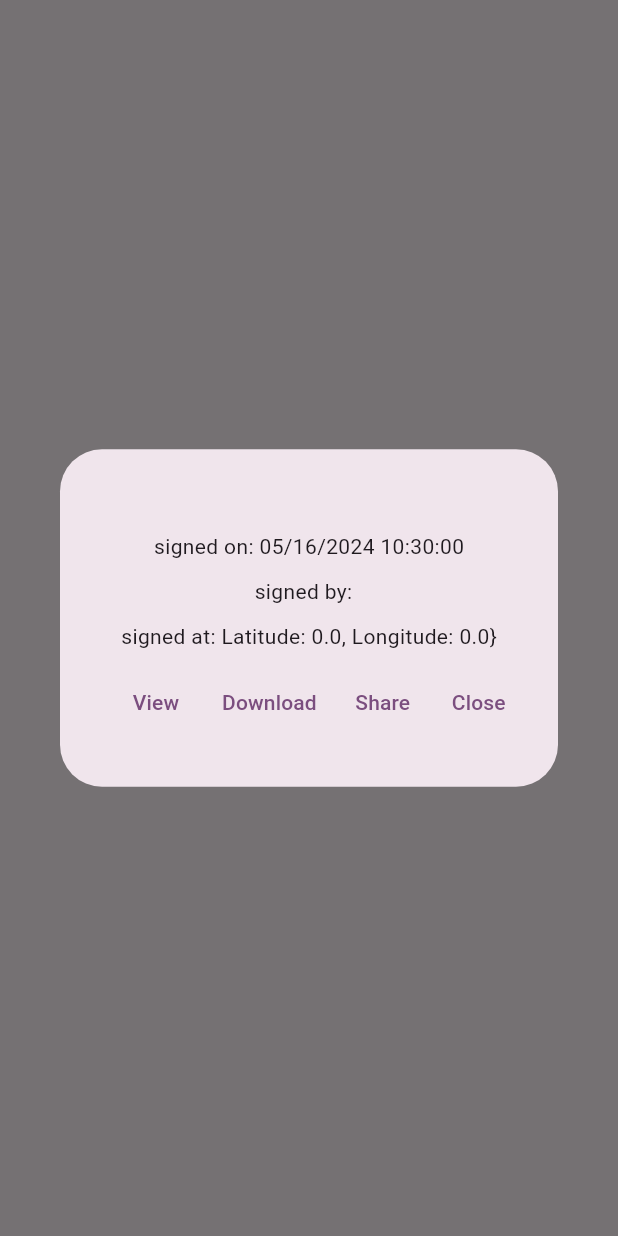
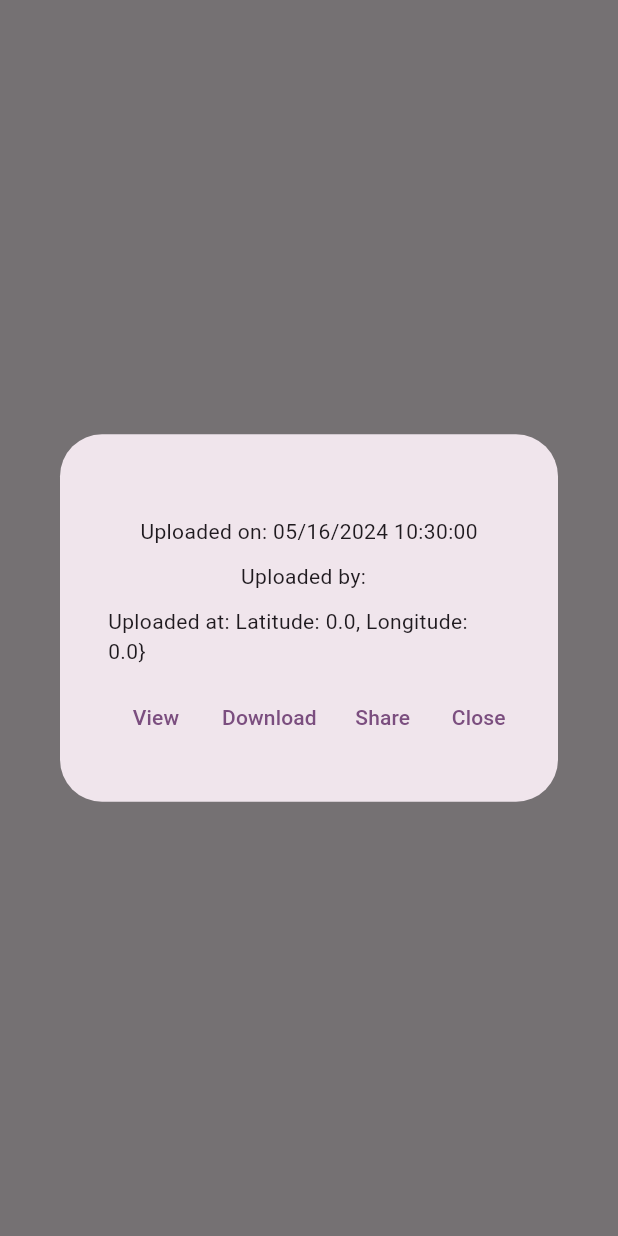
Before and after one commit to vishruth1997/Real-E-sign, a Flutter app: what showDetails() shows on an empty page, opened directly with empty values, on a phone screen of 412 x 824 dp. Run offline on Flutter 3.47's test engine with Material 3 defaults, Android fonts, the phone set to English and light mode, and no system bars; our stand-ins replace cloud_firestore, file_picker, firebase_auth, firebase_core, firebase_storage, geocoding and 2 more; missing offline and left inert: dart:html, syncfusion_flutter_pdf, syncfusion_flutter_pdfviewer, syncfusion_flutter_signaturepad; accounts and stored records are empty.

Commit message:
firestore and details update for signed/uploaded doc
doc entries now show if a pdf was signed using the app.
details show as uploaded or signed accordingly

```diff
--- a/real_e_sign/lib/pages/PDFsigner.dart
+++ b/real_e_sign/lib/pages/PDFsigner.dart
@@ -41,7 +41,7 @@ class PDFSignerState extends State<PDFSigner> {
     document.form.flattenAllFields();
     widget.pdf = Uint8List.fromList(await document.save());
     document.dispose();
-    //widget.pdfcb(widget.pdf); //set state in doc
+    widget.pdfcb(widget.pdf); //set state in doc
     setState(() {});
   }
 
--- a/real_e_sign/lib/pages/popups/show_details.dart
+++ b/real_e_sign/lib/pages/popups/show_details.dart
@@ -10,6 +10,10 @@ import 'dart:html' as html;
 
 void showDetails(signed_file sfile, DocumentReference fileref, var user,
     BuildContext context, var uid) {
+  String isSignOrUpload = 'Uploaded';
+  if(sfile.signStatus){
+    isSignOrUpload = 'Signed';
+  }
   showDialog(
       context: context,
       builder: (context) {
@@ -23,13 +27,13 @@ void showDetails(signed_file sfile, DocumentReference fileref, var user,
                 children: <Widget>[
                   Text("${sfile.file_name}"),
                   const SizedBox(height: 10),
-                  Text("signed on: ${DateFormat('MM/dd/yyyy hh:mm:ss').format(sfile.uploaded_at.toLocal())}"),
+                  Text("$isSignOrUpload on: ${DateFormat('MM/dd/yyyy hh:mm:ss').format(sfile.uploaded_at.toLocal())}"),
                   const SizedBox(height: 10),
                   Text(
-                      "signed by: ${user.get('first_name')} ${user.get('last_name')}"),
+                      "$isSignOrUpload by: ${user.get('first_name')} ${user.get('last_name')}"),
                   const SizedBox(height: 10),
                   Text(
-                      "signed at: Latitude: ${sfile.latitude}, Longitude: ${sfile.longitude}}"),
+                      "$isSignOrUpload at: Latitude: ${sfile.latitude}, Longitude: ${sfile.longitude}}"),
                   const SizedBox(height: 10),
                   Row(
                     mainAxisAlignment: MainAxisAlignment.center,
--- a/real_e_sign/lib/pages/popups/show_shared_details.dart
+++ b/real_e_sign/lib/pages/popups/show_shared_details.dart
@@ -9,6 +9,10 @@ import 'dart:html' as html;
 
 void showSharedDetails(signed_file sfile, String? sender_name,
     DateTime shared_date, BuildContext context) {
+  String isSignOrUpload = 'Uploaded';
+  if (sfile.signStatus) {
+    isSignOrUpload = 'Signed';
+  }
   showDialog(
       context: context,
       builder: (context) {
@@ -23,15 +27,15 @@ void showSharedDetails(signed_file sfile, String? sender_name,
                   Text("${sfile.file_name}"),
                   const SizedBox(height: 10),
                   Text(
-                      "signed on:${DateFormat('MM/dd/yyyy hh:mm:ss').format(sfile.uploaded_at.toLocal())}"),
+                      "$isSignOrUpload on:${DateFormat('MM/dd/yyyy hh:mm:ss').format(sfile.uploaded_at.toLocal())}"),
                   const SizedBox(height: 10),
-                  Text("signed by: $sender_name"),
+                  Text("$isSignOrUpload by: $sender_name"),
                   const SizedBox(height: 10),
                   Text(
-                      "signed at: Latitude: ${sfile.latitude}, Longitude: ${sfile.longitude}}"),
+                      "$isSignOrUpload at: Latitude: ${sfile.latitude}, Longitude: ${sfile.longitude}}"),
                   const SizedBox(height: 10),
                   Text(
-                      "shared with you on:${DateFormat('MM/dd/yyyy hh:mm:ss').format(shared_date)}"),
+                      "Shared with you on:${DateFormat('MM/dd/yyyy hh:mm:ss').format(shared_date)}"),
                   const SizedBox(height: 10),
                   Row(
                     mainAxisAlignment: MainAxisAlignment.center,
--- a/real_e_sign/lib/widgets/StorageFunctions.dart
+++ b/real_e_sign/lib/widgets/StorageFunctions.dart
@@ -71,11 +71,12 @@ class signed_file {
   final DateTime uploaded_at;
   final double? latitude;
   final double? longitude;
+  final bool signStatus;
   signed_file(
       {this.file_name,
       this.storage_path,
       required this.creator_uid,
-      required this.uploaded_at, this.latitude, this.longitude});
+      required this.uploaded_at, this.latitude, this.longitude, required this.signStatus});
 
   factory signed_file.fromDocSnapshot(Map<String, dynamic> doc) => signed_file(
         file_name: doc['file_name'] as String,
@@ -84,6 +85,7 @@ class signed_file {
         uploaded_at: doc['uploaded_at'].toDate().toLocal(),
         latitude: doc['latitude'] as double,
         longitude: doc['longitude'] as double,
+        signStatus: doc['signStatus'] as bool,
       );
   Map<String, dynamic> toJson() => {
         "file_name": file_name,
@@ -92,5 +94,6 @@ class signed_file {
         "uploaded_at": uploaded_at,
         "latitude": latitude,
         "longitude": longitude,
+        "signStatus": signStatus,
       };
 }
```
Also changed, not shown: real_e_sign/lib/pages/SelectDoc.dart (+6 -1 lines).
